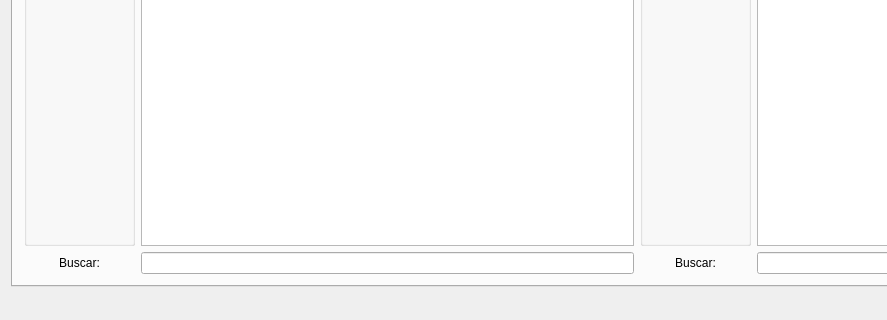
Qt form mainwindow.ui (lellisls/ERP-STACCATO) before a commit; both pictures show x 0 to 887 and y 306 to 626 of the 1273 by 626 pixel window.
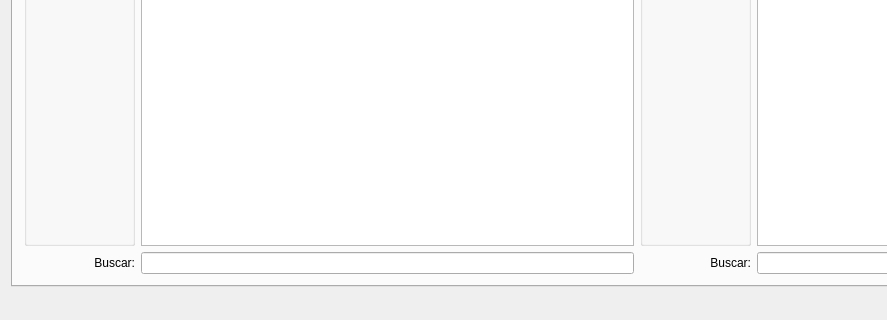
The same form after that commit. The open tabs and pages were chosen to show the change.

Commit message: Alinhando labels

The edit to the form file:
```diff
--- a/mainwindow.ui
+++ b/mainwindow.ui
@@ -415,7 +415,7 @@
              <string>Buscar:</string>
             </property>
             <property name="alignment">
-             <set>Qt::AlignCenter</set>
+             <set>Qt::AlignRight|Qt::AlignTrailing|Qt::AlignVCenter</set>
             </property>
            </widget>
           </item>
@@ -428,7 +428,7 @@
              <string>Buscar:</string>
             </property>
             <property name="alignment">
-             <set>Qt::AlignCenter</set>
+             <set>Qt::AlignRight|Qt::AlignTrailing|Qt::AlignVCenter</set>
             </property>
            </widget>
           </item>
```
Left out of the diff: 16 changed lines with no effect on the pictures.
